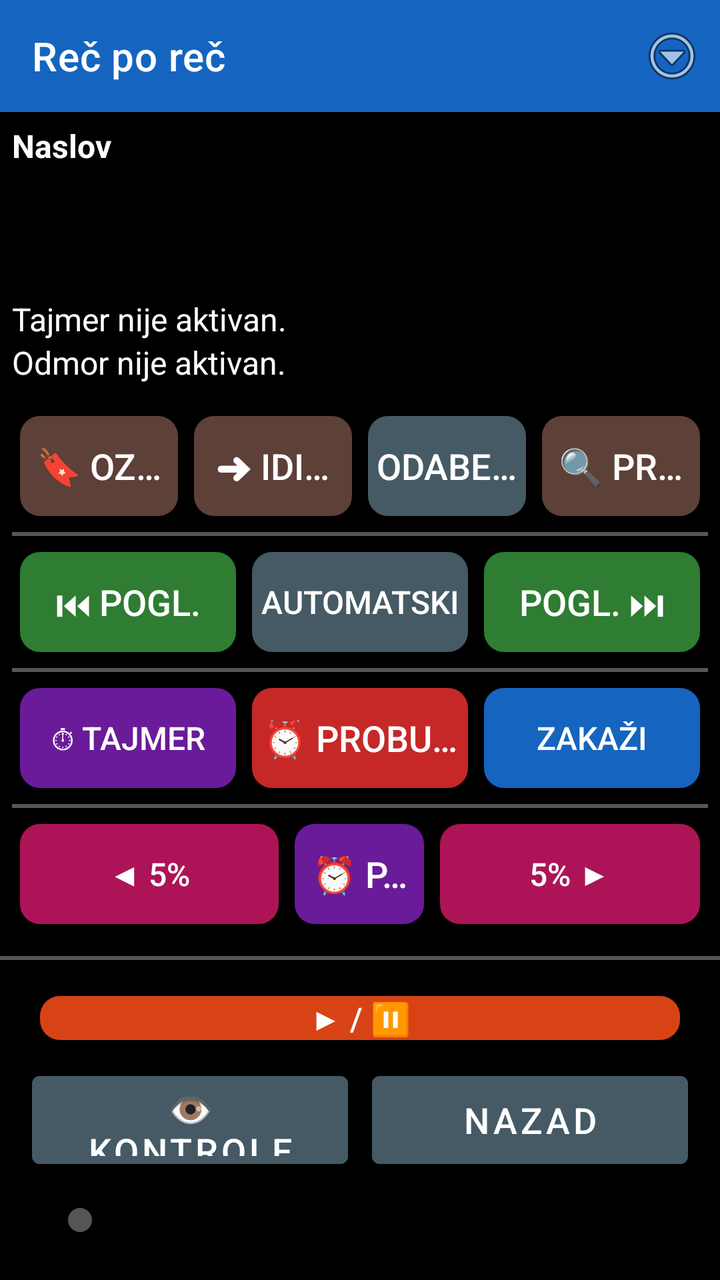
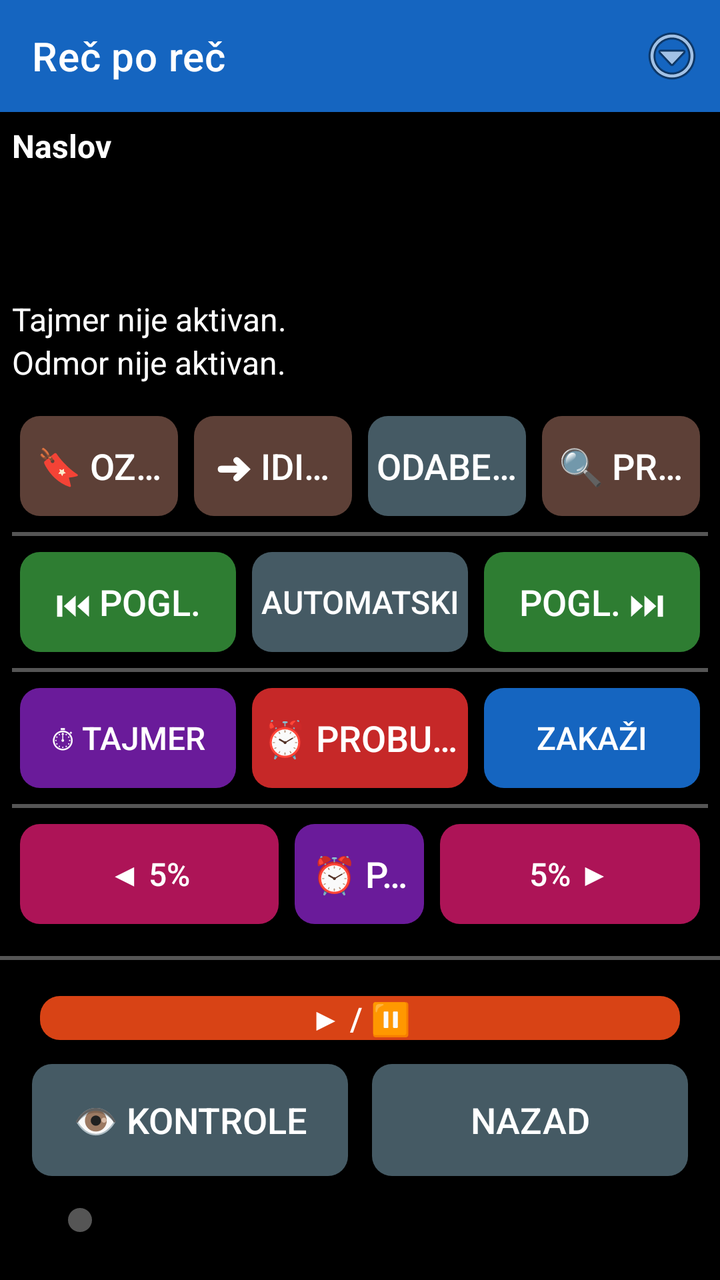

The first picture is an Android layout as it rendered before a commit; the second is the same layout after the commit. The layout source and the unified diff follow.
<!-- AndroidManifest.xml: application theme Theme.RecPoRec -->
<!-- res/layout/activity_reader.xml -->
<?xml version="1.0" encoding="utf-8"?>
<LinearLayout xmlns:android="http://schemas.android.com/apk/res/android"
    xmlns:app="http://schemas.android.com/apk/res-auto"
    android:layout_width="match_parent"
    android:layout_height="match_parent"
    android:orientation="vertical"
    android:fitsSystemWindows="true"
    android:background="@color/background">

    
    <androidx.appcompat.widget.Toolbar
        android:id="@+id/toolbar"
        android:layout_width="match_parent"
        android:layout_height="?attr/actionBarSize"
        android:background="@color/btn_voice"
        android:titleTextColor="@color/text_primary"
        app:title="@string/app_name">

        <ImageButton
            android:id="@+id/btnOverflow"
            android:layout_width="48dp"
            android:layout_height="48dp"
            android:layout_gravity="end|center_vertical"
            android:background="@android:color/transparent"
            android:contentDescription="@string/menu_options_button"
            android:src="@android:drawable/ic_menu_more" />
    </androidx.appcompat.widget.Toolbar>

    
    <LinearLayout
        android:id="@+id/layoutStatus"
        android:layout_width="match_parent"
        android:layout_height="wrap_content"
        android:orientation="vertical"
        android:padding="6dp">

        <TextView
            android:id="@+id/textDocTitle"
            android:layout_width="match_parent"
            android:layout_height="wrap_content"
            android:textSize="16sp"
            android:textStyle="bold"
            android:textColor="@color/text_primary"
            android:maxLines="1"
            android:ellipsize="end"
            android:text="Naslov" />

        <TextView
            android:id="@+id/textPages"
            android:layout_width="match_parent"
            android:layout_height="wrap_content"
            android:textSize="16sp"
            android:textColor="@color/text_primary"
            android:accessibilityLiveRegion="polite" />

        <TextView
            android:id="@+id/textElapsed"
            android:layout_width="match_parent"
            android:layout_height="wrap_content"
            android:textSize="16sp"
            android:textColor="@color/text_primary" />

        <TextView
            android:id="@+id/textRemaining"
            android:layout_width="match_parent"
            android:layout_height="wrap_content"
            android:textSize="16sp"
            android:textColor="@color/text_primary" />

        <TextView
            android:id="@+id/textTimerStatus"
            android:layout_width="match_parent"
            android:layout_height="wrap_content"
            android:textSize="16sp"
            android:textColor="@color/text_primary"
            android:text="Tajmer nije aktivan." />

        <TextView
            android:id="@+id/textRestStatus"
            android:layout_width="match_parent"
            android:layout_height="wrap_content"
            android:textSize="16sp"
            android:textColor="@color/text_primary"
            android:text="Odmor nije aktivan." />
    </LinearLayout>

    
    <LinearLayout
        android:layout_width="match_parent"
        android:layout_height="wrap_content"
        android:orientation="vertical"
        android:padding="6dp">

        
        <LinearLayout
            android:id="@+id/layoutRow1"
            android:layout_width="match_parent"
            android:layout_height="58dp"
            android:orientation="horizontal">

            <androidx.appcompat.widget.AppCompatButton android:id="@+id/btnBookmarks" style="@style/KeyButton"
                android:backgroundTint="@color/btn_goto_page"
                android:contentDescription="Oznake - dodaj, ukloni ili ukloni sve oznake u ovom dokumentu. Dug pritisak: brzo dodaj oznaku."
                android:textSize="18sp"
                android:text="🔖 Oznake" />

            <androidx.appcompat.widget.AppCompatButton android:id="@+id/btnGoTo" style="@style/KeyButton"
                android:backgroundTint="@color/btn_goto_page"
                android:contentDescription="Idi na stranicu, minut ili oznaku. Dug pritisak: idi na početak dokumenta."
                android:textSize="18sp"
                android:text="➜ Idi na" />

            <androidx.appcompat.widget.AppCompatButton android:id="@+id/btnSelectAll" style="@style/KeyButton"
                android:backgroundTint="@color/btn_combined"
                android:contentDescription="Odaberi sve. Dug pritisak: kopiraj odabrano."
                android:textSize="18sp"
                android:text="Odaberi" />

            <androidx.appcompat.widget.AppCompatButton android:id="@+id/btnSearchText" style="@style/KeyButton"
                android:backgroundTint="@color/btn_goto_page"
                android:contentDescription="Pretraži tekst dokumenta. Dug pritisak: ponovi poslednju pretragu."
                android:textSize="18sp"
                android:text="🔍 Pretraga" />
        </LinearLayout>

        
        <View
            android:id="@+id/dividerRow1"
            android:layout_width="match_parent"
            android:layout_height="2dp"
            android:layout_marginTop="4dp"
            android:layout_marginBottom="4dp"
            android:background="@color/slider_track"
            android:importantForAccessibility="no" />

        
        <LinearLayout
            android:id="@+id/layoutRow2"
            android:layout_width="match_parent"
            android:layout_height="58dp"
            android:orientation="horizontal">

            <androidx.appcompat.widget.AppCompatButton android:id="@+id/btnPrevChapter" style="@style/KeyButton"
                android:backgroundTint="@color/btn_chapter"
                android:contentDescription="@string/btn_prev_chapter"
                android:textSize="18sp"
                android:text="⏮ Pogl." />

            <androidx.appcompat.widget.AppCompatButton android:id="@+id/btnAutoScroll" style="@style/KeyButton"
                android:backgroundTint="@color/btn_combined"
                android:contentDescription="Automatski listaj dokument."
                android:text="Automatski" />

            <androidx.appcompat.widget.AppCompatButton android:id="@+id/btnNextChapter" style="@style/KeyButton"
                android:backgroundTint="@color/btn_chapter"
                android:contentDescription="@string/btn_next_chapter"
                android:textSize="18sp"
                android:text="Pogl. ⏭" />
        </LinearLayout>

        <View
            android:id="@+id/dividerRow2"
            android:layout_width="match_parent"
            android:layout_height="2dp"
            android:layout_marginTop="4dp"
            android:layout_marginBottom="4dp"
            android:background="@color/slider_track"
            android:importantForAccessibility="no" />

        
        <LinearLayout
            android:id="@+id/layoutRow3"
            android:layout_width="match_parent"
            android:layout_height="58dp"
            android:orientation="horizontal">

            <androidx.appcompat.widget.AppCompatButton android:id="@+id/btnTimer" style="@style/KeyButton"
                android:backgroundTint="@color/btn_timer"
                android:contentDescription="@string/btn_timer"
                android:text="⏱ Tajmer" />

            <androidx.appcompat.widget.AppCompatButton android:id="@+id/btnWakeUp" style="@style/KeyButton"
                android:backgroundTint="@color/btn_wakeup"
                android:contentDescription="Probudi me u tačno vreme. Dug pritisak: isključi buđenje."
                android:textSize="18sp"
                android:text="⏰ Probudi" />

            <androidx.appcompat.widget.AppCompatButton android:id="@+id/btnScheduleReading" style="@style/KeyButton"
                android:backgroundTint="@color/btn_voice"
                android:contentDescription="Zakaži čitanje."
                android:text="Zakaži" />
        </LinearLayout>

        <View
            android:id="@+id/dividerRow3"
            android:layout_width="match_parent"
            android:layout_height="2dp"
            android:layout_marginTop="4dp"
            android:layout_marginBottom="4dp"
            android:background="@color/slider_track"
            android:importantForAccessibility="no" />

        
        <LinearLayout
            android:id="@+id/layoutRow5"
            android:layout_width="match_parent"
            android:layout_height="58dp"
            android:orientation="horizontal">

            <androidx.appcompat.widget.AppCompatButton android:id="@+id/btnStepBack" style="@style/KeyButton"
                android:layout_weight="2"
                android:backgroundTint="@color/btn_page_nav"
                android:contentDescription="@string/slider_back"
                android:text="◀ 5%" />

            <androidx.appcompat.widget.AppCompatButton android:id="@+id/btnRemindMe" style="@style/KeyButton"
                android:backgroundTint="@color/btn_timer"
                android:contentDescription="Podsetnik, vraća dokument unazad. Dug pritisak: ponovi poslednji podsetnik."
                android:textSize="18sp"
                android:text="⏰ Podseti" />

            <androidx.appcompat.widget.AppCompatButton android:id="@+id/btnStepForward" style="@style/KeyButton"
                android:layout_weight="2"
                android:backgroundTint="@color/btn_page_nav"
                android:contentDescription="@string/slider_forward"
                android:text="5% ▶" />
        </LinearLayout>

    </LinearLayout>

    <View
        android:id="@+id/dividerRow4"
        android:layout_width="match_parent"
        android:layout_height="2dp"
        android:layout_marginTop="6dp"
        android:layout_marginBottom="6dp"
        android:background="@color/slider_track"
        android:importantForAccessibility="no" />

    
    <LinearLayout
        android:layout_width="match_parent"
        android:layout_height="0dp"
        android:layout_weight="1"
        android:layout_marginStart="16dp"
        android:layout_marginEnd="16dp"
        android:layout_marginTop="8dp"
        android:layout_marginBottom="8dp"
        android:orientation="horizontal">

        <androidx.appcompat.widget.AppCompatButton android:id="@+id/btnPlayPause" style="@style/KeyButton"
            android:backgroundTint="@color/btn_play"
            android:contentDescription="@string/btn_play_pause"
            android:text="▶ / ⏸" />
    </LinearLayout>

    
    <LinearLayout
        android:layout_width="match_parent"
        android:layout_height="56dp"
        android:layout_marginStart="16dp"
        android:layout_marginEnd="16dp"
        android:layout_marginBottom="6dp"
        android:orientation="horizontal">

        <Button
            android:id="@+id/btnToggleControls"
            android:layout_width="0dp"
            android:layout_height="match_parent"
            android:layout_weight="1"
            android:layout_marginEnd="6dp"
            android:textSize="18sp"
            android:backgroundTint="@color/btn_combined"
            android:textColor="@color/button_text"
            android:contentDescription="Prikaži ili sakrij kontrole. Dug pritisak: Kratak predah, pauzira čitanje na 15 minuta."
            android:text="👁 Kontrole" />

        <Button
            android:id="@+id/btnBack"
            android:layout_width="0dp"
            android:layout_height="match_parent"
            android:layout_weight="1"
            android:layout_marginStart="6dp"
            android:textSize="18sp"
            android:backgroundTint="@color/btn_combined"
            android:textColor="@color/button_text"
            android:contentDescription="Nazad. Zatvara dokument, vraća na listu. Dug pritisak: pošalji aplikaciju u pozadinu."
            android:text="Nazad" />

    </LinearLayout>

    
    <SeekBar
        android:id="@+id/seekProgress"
        android:layout_width="match_parent"
        android:layout_height="32dp"
        android:layout_marginStart="24dp"
        android:layout_marginEnd="24dp"
        android:layout_marginBottom="14dp"
        android:contentDescription="@string/slider_position"
        android:max="100"
        android:progressTint="@color/slider_track"
        android:thumbTint="@color/slider_track" />

</LinearLayout>
<!-- resources referenced by this layout -->
<resources>
  <color name="background">#000000</color>
  <color name="btn_chapter">#2E7D32</color>
  <color name="btn_combined">#455A64</color>
  <color name="btn_goto_page">#5D4037</color>
  <color name="btn_page_nav">#AD1457</color>
  <color name="btn_play">#D84315</color>
  <color name="btn_timer">#6A1B9A</color>
  <color name="btn_voice">#1565C0</color>
  <color name="btn_wakeup">#C62828</color>
  <color name="button_text">#FFFFFF</color>
  <color name="slider_track">#555555</color>
  <color name="text_primary">#FFFFFF</color>
  <string name="app_name">Reč po reč</string>
  <string name="btn_next_chapter">Sledeće poglavlje. Dug pritisak: spisak svih poglavlja.</string>
  <string name="btn_play_pause">Pokreni/Pauziraj čitanje. Dug pritisak: reci trenutni status.</string>
  <string name="btn_prev_chapter">Prethodno poglavlje. Dug pritisak: ponovi trenutno poglavlje.</string>
  <string name="btn_timer">Tajmer za automatsku pauzu. Dug pritisak: isključi tajmer.</string>
  <string name="menu_options_button">Opcije. Dug pritisak: provera dozvola.</string>
  <string name="slider_back">Pomeri pet posto unazad. Dug pritisak: ponovi trenutnu stranicu.</string>
  <string name="slider_forward">Pomeri pet posto unapred. Dug pritisak: poništi poslednju radnju.</string>
  <string name="slider_position">Klizač za pomeranje kroz knjigu, pet posto po koraku</string>
  <style name="Theme.RecPoRec" parent="Theme.MaterialComponents.DayNight.NoActionBar">
          <item name="android:windowBackground">@color/background</item>
          <item name="android:textColorPrimary">@color/text_primary</item>
          <item name="colorPrimary">@color/btn_voice</item>
          <item name="colorOnPrimary">@color/button_text</item>
          <item name="alertDialogTheme">@style/RecPoRecAlertDialog</item>
          <item name="android:alertDialogTheme">@style/RecPoRecAlertDialog</item>
      </style>
  <!-- drawable key_button_shape (drawable) -->
  <?xml version="1.0" encoding="utf-8"?>
  <shape xmlns:android="http://schemas.android.com/apk/res/android"
      android:shape="rectangle">
      <corners android:radius="10dp" />
      <solid android:color="#FFFFFF" />
  </shape>
  <style name="RecPoRecAlertDialog" parent="Theme.AppCompat.DayNight.Dialog.Alert">
          <item name="android:windowBackground">@color/background</item>
          <item name="android:textColorPrimary">@color/text_primary</item>
          <item name="colorAccent">@color/btn_goto_page</item>
          <item name="android:textAppearanceMedium">@style/RecPoRecDialogText</item>
          <item name="android:textAppearanceListItem">@style/RecPoRecDialogText</item>
          <item name="android:textAppearanceListItemSmall">@style/RecPoRecDialogText</item>
          <item name="buttonBarPositiveButtonStyle">@style/RecPoRecDialogButton</item>
          <item name="buttonBarNegativeButtonStyle">@style/RecPoRecDialogButton</item>
          <item name="buttonBarNeutralButtonStyle">@style/RecPoRecDialogButton</item>
      </style>
  <style name="RecPoRecDialogText" parent="TextAppearance.AppCompat.Medium">
          <item name="android:textSize">20sp</item>
          <item name="android:textColor">@color/text_primary</item>
      </style>
  <style name="RecPoRecDialogButton" parent="Widget.AppCompat.Button.ButtonBar.AlertDialog">
          <item name="android:textSize">18sp</item>
          <item name="android:textColor">@color/btn_goto_page</item>
          <item name="android:textStyle">bold</item>
      </style>
  <!-- unchanged entries left out for length: 1 -->
</resources>

<!-- the commit's change to res/layout/activity_reader.xml (unified diff, before → after) -->
@@ -263,27 +263,39 @@
         android:layout_marginBottom="6dp"
         android:orientation="horizontal">
 
-        <Button
+        <androidx.appcompat.widget.AppCompatButton
             android:id="@+id/btnToggleControls"
             android:layout_width="0dp"
             android:layout_height="match_parent"
             android:layout_weight="1"
             android:layout_marginEnd="6dp"
             android:textSize="18sp"
+            android:textAllCaps="true"
+            android:gravity="center"
+            android:insetTop="0dp"
+            android:insetBottom="0dp"
+            android:minHeight="0dp"
             android:backgroundTint="@color/btn_combined"
             android:textColor="@color/button_text"
+            android:background="@drawable/key_button_shape"
             android:contentDescription="Prikaži ili sakrij kontrole. Dug pritisak: Kratak predah, pauzira čitanje na 15 minuta."
             android:text="👁 Kontrole" />
 
-        <Button
+        <androidx.appcompat.widget.AppCompatButton
             android:id="@+id/btnBack"
             android:layout_width="0dp"
             android:layout_height="match_parent"
             android:layout_weight="1"
             android:layout_marginStart="6dp"
             android:textSize="18sp"
+            android:textAllCaps="true"
+            android:gravity="center"
+            android:insetTop="0dp"
+            android:insetBottom="0dp"
+            android:minHeight="0dp"
             android:backgroundTint="@color/btn_combined"
             android:textColor="@color/button_text"
+            android:background="@drawable/key_button_shape"
             android:contentDescription="Nazad. Zatvara dokument, vraća na listu. Dug pritisak: pošalji aplikaciju u pozadinu."
             android:text="Nazad" />
 
